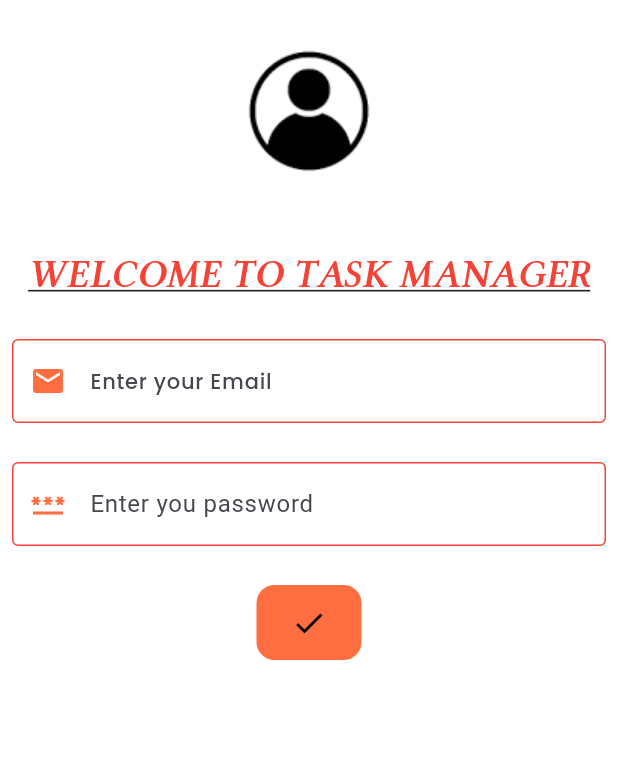
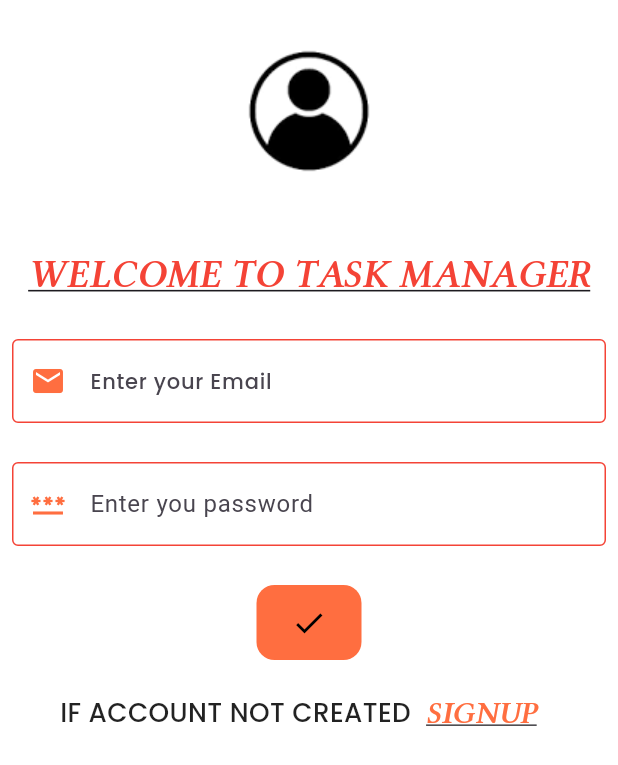
Before and after one commit to Pakhrin007/flutter, a Flutter app: the screen it shows after launch, after a tap on "Login", on a phone screen of 412 x 824 dp. Shown: the top 765 px of the screen. Run offline on Flutter 3.47's test engine with Material 3 defaults, Android fonts, the phone set to English and light mode, and no system bars; our stand-ins replace velocity_x.

```diff
--- a/lib/main.dart
+++ b/lib/main.dart
@@ -3,6 +3,7 @@ import 'package:flutter/material.dart';
 import 'package:project/routes/route.dart';
 import 'package:project/screens/homepage.dart';
 import 'package:project/screens/login.dart';
+import 'package:project/screens/registerpage.dart';
 import 'package:project/screens/splashscreen.dart';
 
 void main() {
@@ -21,7 +22,8 @@ class MyApp extends StatelessWidget {
       routes: {
         MyRoutes.splascScreenRoute:(context)=>Splashscreen(),
         MyRoutes.loginScreenRoute:(contect)=>Login(),
-        MyRoutes.homeScreenRoute:(context)=>Homepage()
+        MyRoutes.homeScreenRoute:(context)=>Homepage(),
+        MyRoutes.registerScreenRoute:(context)=>Registerpage()
       },
 
 
--- a/lib/routes/route.dart
+++ b/lib/routes/route.dart
@@ -2,5 +2,6 @@ class MyRoutes{
   static String splascScreenRoute='/SplashScreen';
   static String loginScreenRoute='/loginRoute';
   static String homeScreenRoute='/HomeRoute';
+  static String registerScreenRoute='/RegisterRoute';
 
 }
--- a/lib/screens/login.dart
+++ b/lib/screens/login.dart
@@ -97,6 +97,19 @@ class _LoginState extends State<Login> {
                       ),
                     ),
                   ),
+                ),
+                20.heightBox,
+
+                Row(
+                  children: [
+                    "If Account not created".text.uppercase.xl.textStyle(TextStyle(color: Colors.black87,fontFamily: 'poppins')).make().pOnly(right: 10,left: 40),
+
+                    InkWell(
+                      onTap: () {
+                        Navigator.pushReplacementNamed(context, MyRoutes.registerScreenRoute);
+                      },
+                      child: "SIgnup".text.uppercase.xl2.semiBold.textStyle(TextStyle(color: Colors.deepOrangeAccent,fontFamily: 'libe',decoration: TextDecoration.underline,)).make()),
+                  ],
                 )
 
               ],
--- a/lib/screens/splashscreen.dart
+++ b/lib/screens/splashscreen.dart
@@ -1,45 +1,48 @@
-import 'dart:async';
-
 import 'package:flutter/material.dart';
 import 'package:project/routes/route.dart';
 import 'package:velocity_x/velocity_x.dart';
 
 class Splashscreen extends StatefulWidget {
-
-
-
   const Splashscreen({super.key});
 
   @override
   State<Splashscreen> createState() => _SplashscreenState();
-
-
 }
 
 class _SplashscreenState extends State<Splashscreen> {
   @override
   void initState() {
-    Timer(Duration(seconds: 3), (){
+    super.initState();
+
+    // Wait until first frame is rendered, then start delay
+    WidgetsBinding.instance.addPostFrameCallback((_) {
+      Future.delayed(const Duration(seconds: 3), () {
         Navigator.pushReplacementNamed(context, MyRoutes.loginScreenRoute);
       });
+    });
+  }
 
-  }
   @override
   Widget build(BuildContext context) {
-
     return Scaffold(
       backgroundColor: Colors.white,
-      body: SafeArea(child:
-      Center(
+      body: SafeArea(
+        child: Center(
           child: Column(
             mainAxisAlignment: MainAxisAlignment.center,
             children: [
-            "MY NOTES".text.xl2.bold.textStyle(TextStyle(fontFamily: 'poppins')).make(),
+              "MY NOTES"
+                  .text
+                  .xl2
+                  .bold
+                  .textStyle(const TextStyle(fontFamily: 'poppins'))
+                  .make(),
               10.heightBox,
-            CircularProgressIndicator()
+              const CircularProgressIndicator(),
             ],
           ),
-      )),
+        ),
+      ),
     );
   }
 }
```
Also changed, not shown: lib/screens/registerpage.dart (added, +162 -0 lines). Lines whose indentation alone changed are shown as unchanged.
